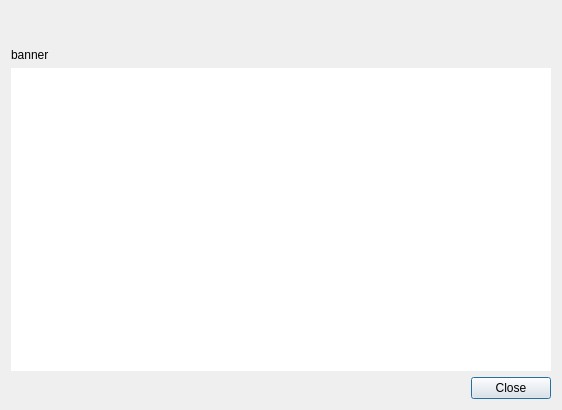
The window that src/showdialog.ui (ThomasBrixLarsen/serieswatcher) describes before a commit, drawn with Qt 5.
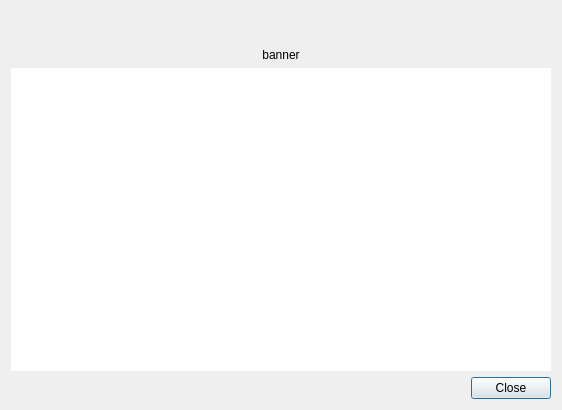
The same window after the commit.

Commit message: dialogs: center title and banner

The edit to the form file:
```diff
--- a/src/showdialog.ui
+++ b/src/showdialog.ui
@@ -33,6 +33,9 @@
      <property name="text">
       <string>banner</string>
      </property>
+     <property name="alignment">
+      <set>Qt::AlignCenter</set>
+     </property>
     </widget>
    </item>
    <item row="2" column="0">
```
Left out of the diff: 23 changed lines with no effect on the pictures. The commit also changes 1 other file.
